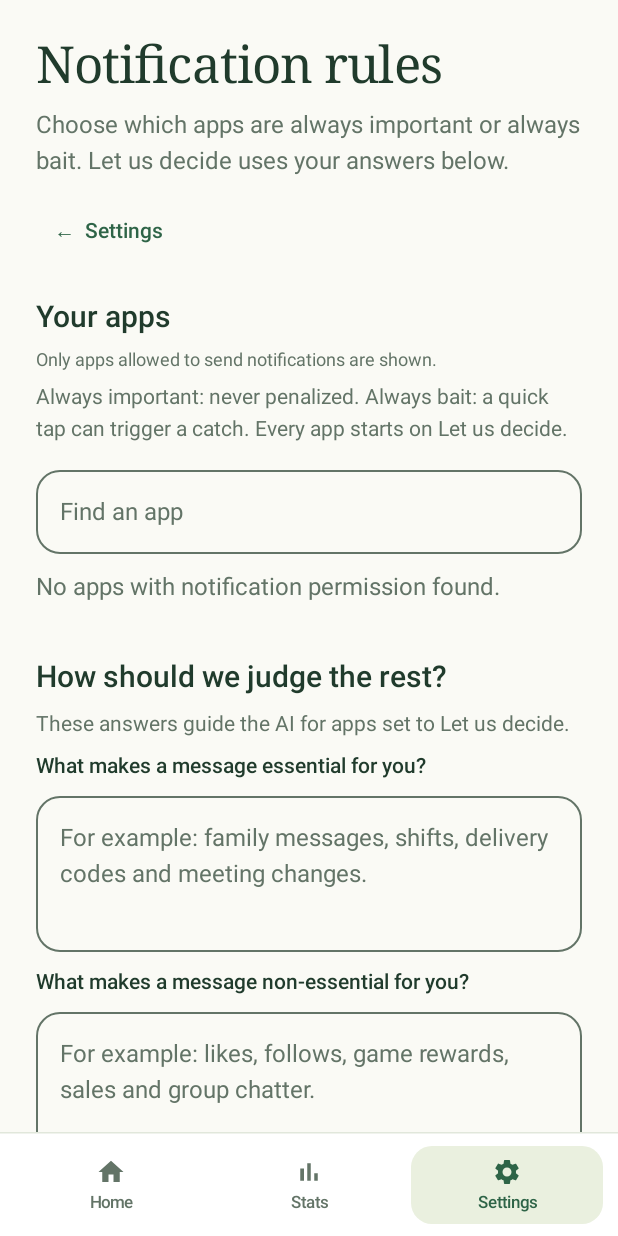
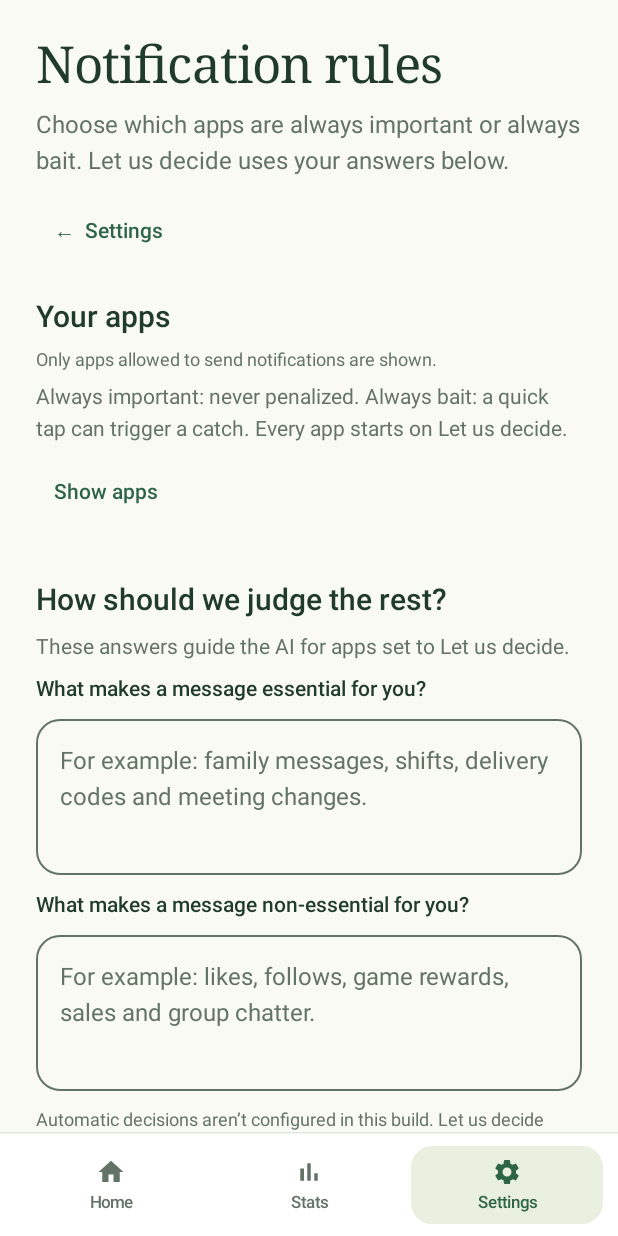
Before and after one commit to kinsonchk/Fake-Notifications, an Android app built with Jetpack Compose: the screen it shows after launch (MainActivity), after a tap on "Choose apps and preferences", on a phone screen of 412 x 824 dp. Run offline under Robolectric (Android 15) with nearby library versions, the phone set to English and light mode, and no system bars; pictures from the network do not load; 1 other tap on this screen came first.

Commit message:
Collapse app list in settings by default

```diff
--- a/app/src/main/java/com/codejam/taptation/ui/home/HomeScreen.kt
+++ b/app/src/main/java/com/codejam/taptation/ui/home/HomeScreen.kt
@@ -68,7 +68,7 @@ fun HomeScreen(contentPadding: PaddingValues, onOpenSettings: (String) -> Unit =
     var access by remember { mutableStateOf(PermissionHelper.isNotificationAccessGranted(context)) }
     LifecycleEventEffect(Lifecycle.Event.ON_RESUME) { access = PermissionHelper.isNotificationAccessGranted(context) }
 
-    TabScreen(contentPadding, "Home") {
+    TabScreen(contentPadding, "Welcome to Taptation") {
         error?.let { message -> item { Text(message, color = MaterialTheme.colorScheme.error) } }
         val state = snapshot
         if (state == null) {
--- a/app/src/main/java/com/codejam/taptation/ui/settings/NotificationRulesScreen.kt
+++ b/app/src/main/java/com/codejam/taptation/ui/settings/NotificationRulesScreen.kt
@@ -35,6 +35,7 @@ fun NotificationRulesScreen(contentPadding: PaddingValues, repository: GameRepos
     val labels = rememberAppLabels()
     val scope = rememberCoroutineScope()
     var search by rememberSaveable { mutableStateOf("") }
+    var appsExpanded by rememberSaveable { mutableStateOf(false) }
     var saving by remember { mutableStateOf(setOf<String>()) }
     var saved by remember { mutableStateOf(false) }
     val config = snapshot?.config
@@ -55,10 +56,16 @@ fun NotificationRulesScreen(contentPadding: PaddingValues, repository: GameRepos
                     style = MaterialTheme.typography.bodySmall, color = MaterialTheme.colorScheme.onSurfaceVariant)
                 Text("Always important: never penalized. Always bait: a quick tap can trigger a catch. Every app starts on Let us decide.",
                     style = MaterialTheme.typography.bodyMedium, color = MaterialTheme.colorScheme.onSurfaceVariant)
+                TextButton(onClick = { appsExpanded = !appsExpanded }, modifier = Modifier.heightIn(min = 48.dp)) {
+                    Text(if (appsExpanded) "Collapse apps" else "Show apps")
+                }
+                if (appsExpanded) {
                     OutlinedTextField(search, onValueChange = { search = it }, label = { Text("Find an app") },
                         modifier = Modifier.fillMaxWidth(), singleLine = true, shape = RoundedCornerShape(16.dp))
                 }
             }
+        }
+        if (appsExpanded) {
             when {
                 installed.error != null -> item {
                     Text("Couldn’t load installed apps.", color = MaterialTheme.colorScheme.error)
@@ -95,6 +102,7 @@ fun NotificationRulesScreen(contentPadding: PaddingValues, repository: GameRepos
                             if (failure == null) saved = true
                         } }
                     }) { Text("Remove rule") }
+                }
             }
         }
         item { CriteriaSection(config, repository) }
```
Lines whose indentation alone changed are shown as unchanged.
